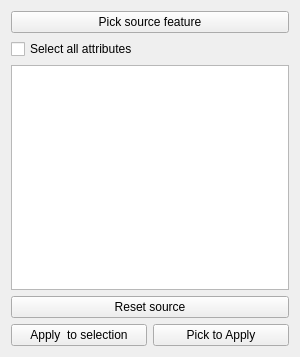
Before: the Qt Designer form ui_attributepainter.ui in raphaelsulzer/LayerFeatureLabeler, drawn with Qt 5.
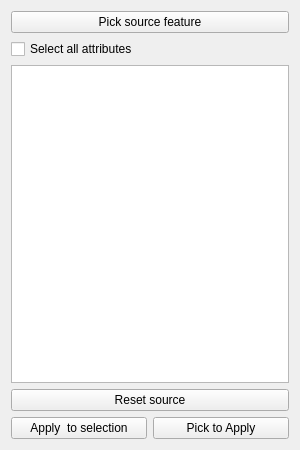
After: the same form once the commit is applied.

Commit message: dock to right. change pick mode to active. change table layout

What changed in the file:
```diff
--- a/ui_attributepainter.ui
+++ b/ui_attributepainter.ui
@@ -7,7 +7,7 @@
     <x>0</x>
     <y>0</y>
     <width>300</width>
-    <height>357</height>
+    <height>450</height>
    </rect>
   </property>
   <property name="minimumSize">
@@ -18,7 +18,7 @@
   </property>
   <property name="maximumSize">
    <size>
-    <width>300</width>
+    <width>900</width>
     <height>450</height>
    </size>
   </property>
```
The commit also changes 5 other files.
